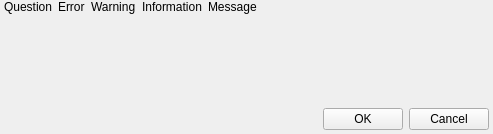
First picture: the form in CoActionOS-QtSDK/CSdk/CNotify.ui, repository CoActionOS/CoActionOS-Desktop, before the edit.
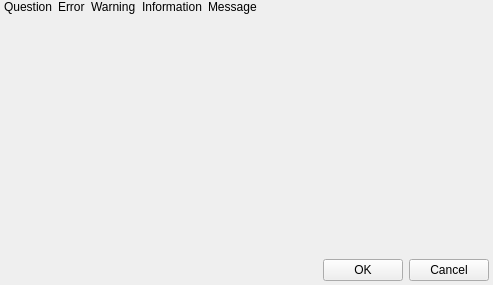
Second picture: the form after the edit.

Patch:
```diff
--- a/CoActionOS-QtSDK/CSdk/CNotify.ui
+++ b/CoActionOS-QtSDK/CSdk/CNotify.ui
@@ -10,7 +10,7 @@
     <x>0</x>
     <y>0</y>
     <width>493</width>
-    <height>134</height>
+    <height>285</height>
    </rect>
   </property>
   <property name="windowTitle">
```
